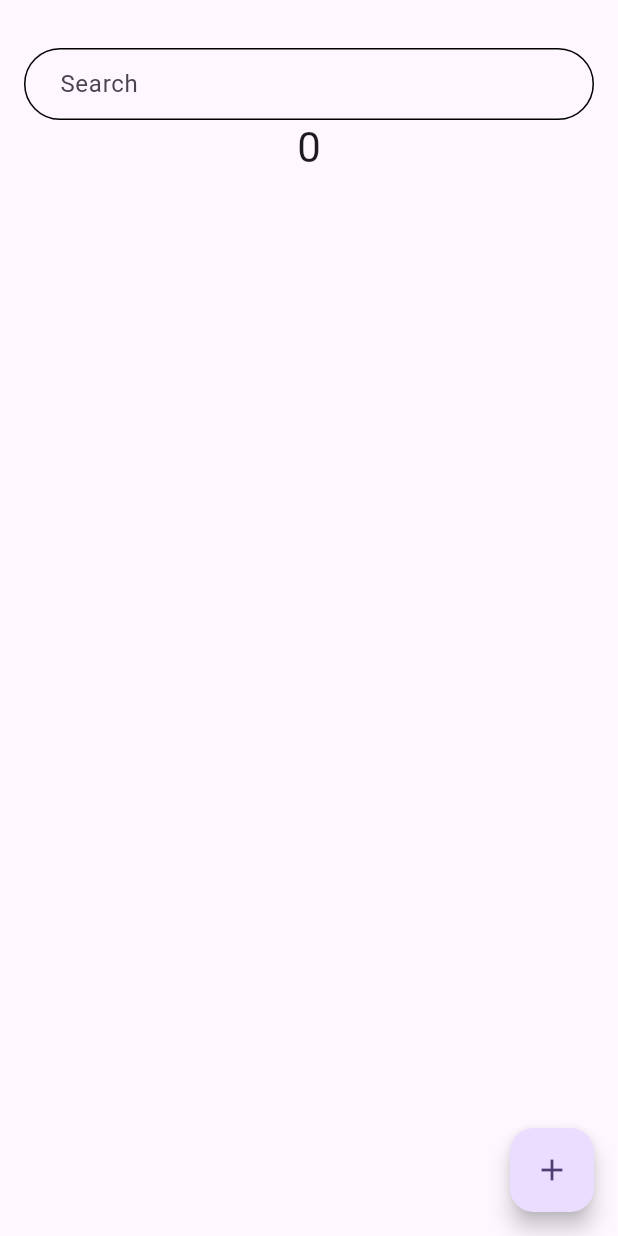
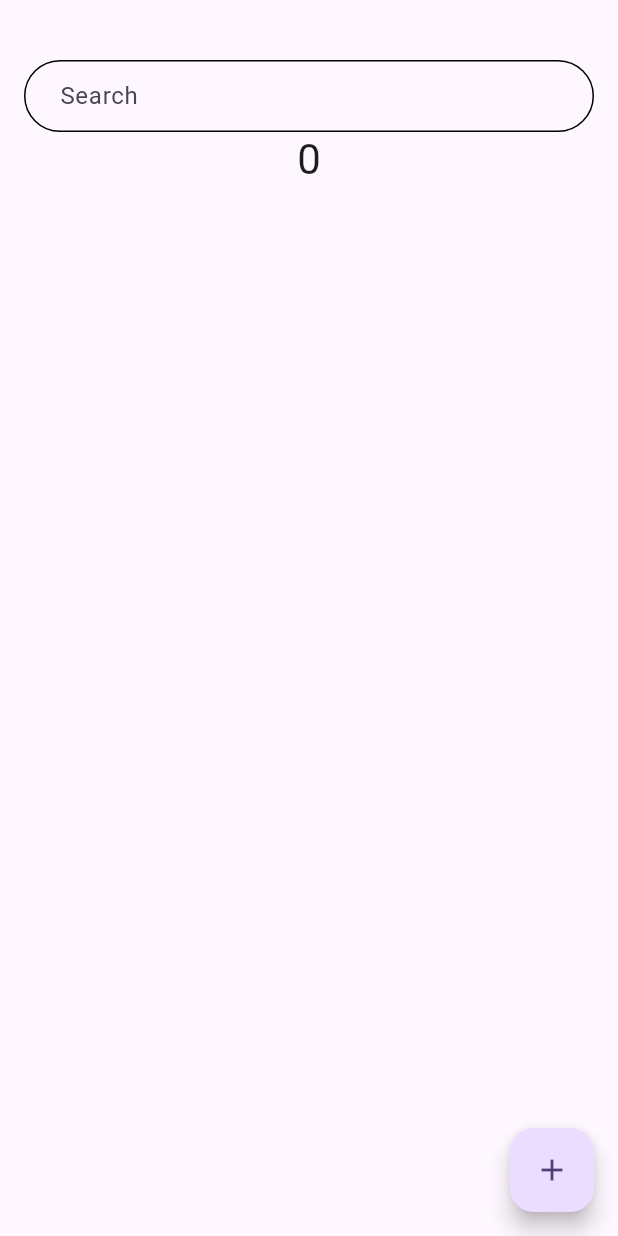
Before and after one commit to ParadornR/google_map_test, a Flutter app: the screen it shows after launch, on a phone screen of 412 x 824 dp. Run offline on Flutter 3.47's test engine with Material 3 defaults, Android fonts, the phone set to English and light mode, and no system bars; our stand-ins replace get.

Commit message:
[mix]"config padding"

```diff
--- a/lib/app/ui/home/home.dart
+++ b/lib/app/ui/home/home.dart
@@ -15,7 +15,7 @@ class Home extends StatelessWidget {
       child: Scaffold(
         body: SingleChildScrollView(
           child: Padding(
-            padding: const EdgeInsets.only(top: 32),
+            padding: const EdgeInsets.only(top: 40),
             child: Column(
               children: <Widget>[
                 Obx(() {
@@ -27,8 +27,7 @@ class Home extends StatelessWidget {
                       decoration: InputDecoration(
                         hintText: "Search",
                         contentPadding: EdgeInsets.only(left: 20),
-                        suffixIcon:
-                            controller.isFocused.value
+                        suffixIcon: controller.isFocused.value
                             ? IconButton(
                                 padding: EdgeInsets.zero,
                                 icon: Icon(Icons.close),
@@ -45,7 +44,6 @@ class Home extends StatelessWidget {
                     ),
                   );
                 }),
-
                 Obx(() {
                   return Text(
                     controller.counter.toString(),
```
Lines whose indentation alone changed are shown as unchanged.
